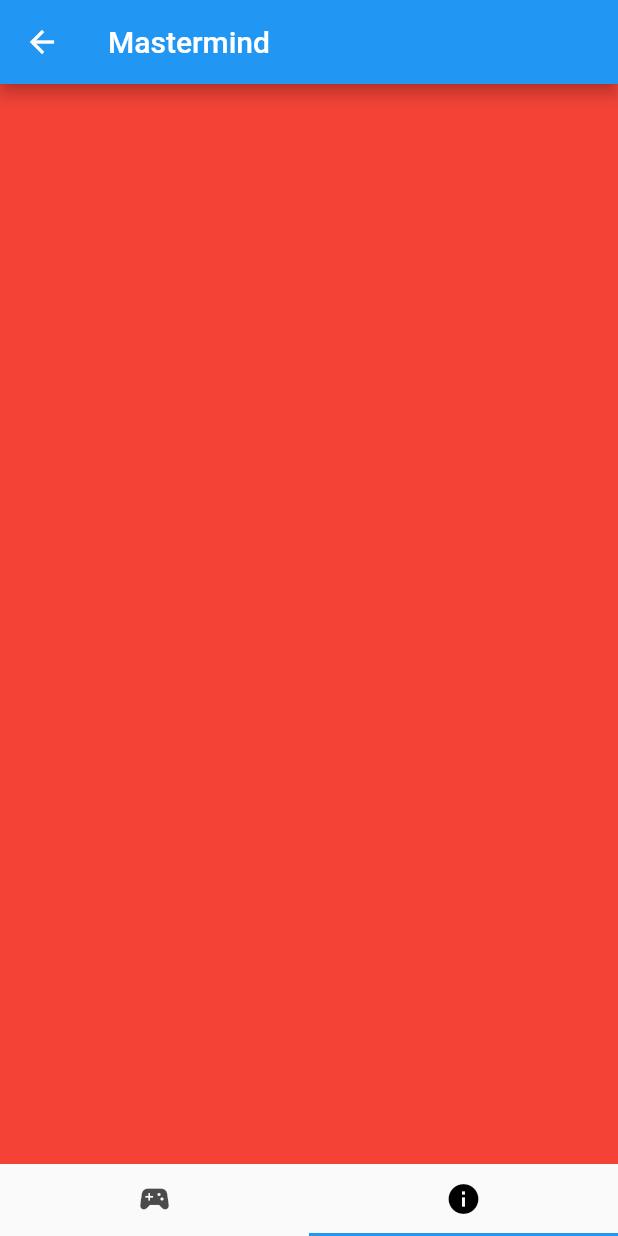
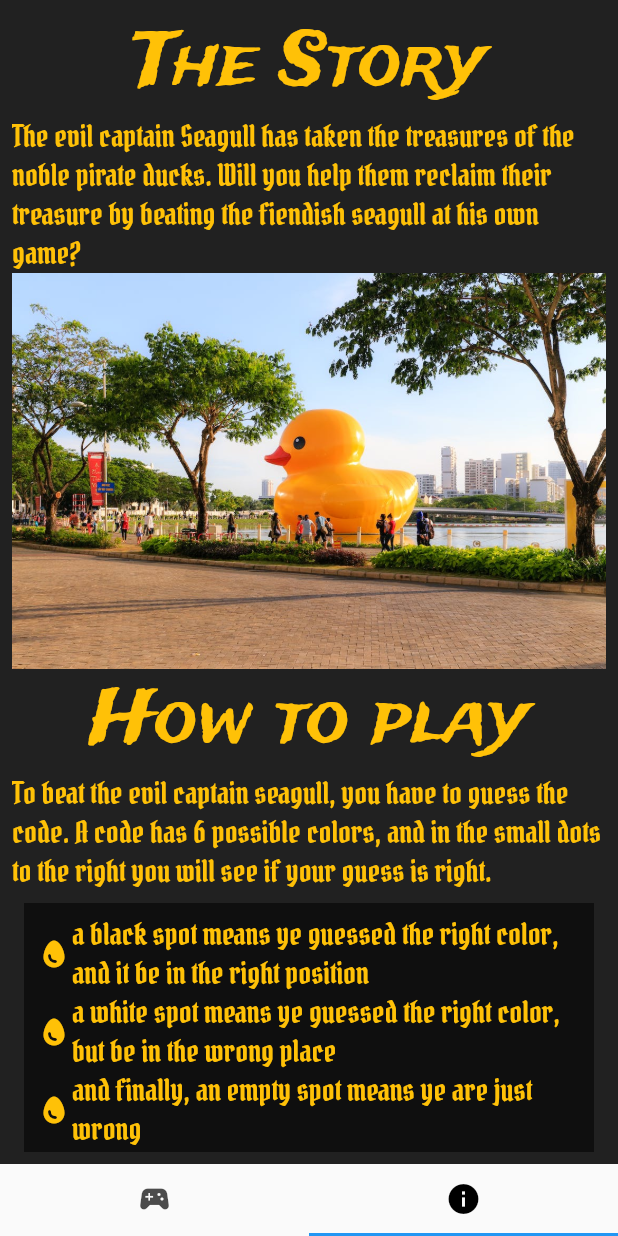
Before and after one commit to galileo-academy-wmiw/mastermind_leaf, a Flutter app: the AppTree screen opened directly, tab 2 chosen, on a phone screen of 412 x 824 dp. Run offline on Flutter 3.47's test engine with Material 2 defaults, Android fonts, the phone set to English and light mode, and no system bars; our stand-ins replace audioplayers.

Commit message:
made a info screen

```diff
--- a/lib/main.dart
+++ b/lib/main.dart
@@ -1,5 +1,3 @@
-import 'dart:async';
-
 import 'package:flutter/material.dart';
 import 'package:audioplayers/audioplayers.dart';
 
@@ -13,7 +11,7 @@ void main() {
   audioPlayer.setSource(AssetSource('audio/bleep.wav'));
 }
 
-AudioPlayer audioPlayer = new AudioPlayer();
+AudioPlayer audioPlayer = AudioPlayer();
 
 class AppRoot extends StatelessWidget {
   const AppRoot({Key? key}) : super(key: key);
@@ -33,7 +31,7 @@ class AppTree extends StatelessWidget {
 
   @override
   Widget build(BuildContext context) {
-    return DefaultTabController(
+    return const DefaultTabController(
       length: 2,
       child: Scaffold(
         body: Center(child: TabBarView(
@@ -42,7 +40,6 @@ class AppTree extends StatelessWidget {
             InfoScreen(),
           ],
         )),
-        appBar: AppBar(title:Text("Mastermind")),
         bottomNavigationBar: TabBar(
           labelColor: Colors.black,
           tabs: [
--- a/lib/screens/game-screen.dart
+++ b/lib/screens/game-screen.dart
@@ -2,6 +2,7 @@ import 'package:flutter/material.dart';
 
 import '../classes/score-pin.dart';
 import '../classes/code-pin.dart';
+import 'package:mastermind_leaf/screens/score-screen.dart';
 
 class GameScreen extends StatelessWidget {
   const GameScreen({Key? key}) : super(key: key);
@@ -42,7 +43,12 @@ class GameScreen extends StatelessWidget {
               ),
             )
           ],
-        )
+        ),
+        ElevatedButton(
+            onPressed: () {Navigator.push(context, MaterialPageRoute(builder: (context) => ScoreScreen()));
+            },
+            child: Text('to score screen')
+        ),
       ],
     );
   }
--- a/lib/screens/info-screen.dart
+++ b/lib/screens/info-screen.dart
@@ -1,4 +1,6 @@
 import 'package:flutter/material.dart';
+
+import 'package:mastermind_leaf/styles/styles.dart';
 
 class InfoScreen extends StatelessWidget {
   const InfoScreen({Key? key}) : super(key: key);
@@ -6,7 +8,79 @@ class InfoScreen extends StatelessWidget {
   @override
   Widget build(BuildContext context) {
     return Container(
-      color: Colors.red,
+      color: Colors.black87,
+      child: Center(
+        child: Padding(
+          padding: const EdgeInsets.all(8.0),
+          child: ListView(
+            children: [
+              Center(
+                  child: Text(
+                'The Story',
+                style: titleStyle,
+              )),
+              Text(
+                  'The evil captain Seagull has taken the treasures of the noble pirate ducks. Will you help them reclaim their treasure by beating the fiendish seagull at his own game?',
+                  style: paragraphStyle),
+              Image(
+                image: AssetImage('assets/images/rubber-duck.jpeg'),
+              ),
+              Center(
+                  child: Text(
+                'How to play',
+                style: titleStyle,
+              )),
+              Text(
+                "To beat the evil captain seagull, you have to guess the code. A code has 6 possible colors, and in the small dots to the right you will see if your guess is right.",
+                style: paragraphStyle,
+              ),
+              Container(
+                margin: EdgeInsets.all(8.0),
+                color: Colors.black54,
+                child: Padding(
+                  padding: const EdgeInsets.all(8.0),
+                  child: Column(
+                    children: [
+                      Row(
+                        children: [
+                          Icon(Icons.egg, color: Colors.amber,),
+                          Flexible(
+                            child: Text(
+                              "a black spot means ye guessed the right color, and it be in the right position",
+                              style: paragraphStyle,
+                            ),
+                          ),
+                        ],
+                      ),
+                      Row(
+                        children: [
+                          Icon(Icons.egg, color: Colors.amber,),
+                          Flexible(
+                            child: Text(
+                                "a white spot means ye guessed the right color, but be in the wrong place",
+                                style: paragraphStyle),
+                          ),
+                        ],
+                      ),
+                      Row(
+                        children: [
+                          Icon(Icons.egg, color: Colors.amber,),
+                          Flexible(
+                            child: Text(
+                              "and finally, an empty spot means ye are just wrong",
+                              style: paragraphStyle,
+                            ),
+                          ),
+                        ],
+                      )
+                    ],
+                  ),
+                ),
+              )
+            ],
+          ),
+        ),
+      ),
     );
   }
 }
--- a/lib/screens/score-screen.dart
+++ b/lib/screens/score-screen.dart
@@ -5,8 +5,9 @@ class ScoreScreen extends StatelessWidget {
 
   @override
   Widget build(BuildContext context) {
-    return Container(
-      color: Colors.green,
+    return Scaffold(
+      appBar: null,
+      body: Container(),
     );
   }
 }
--- a/lib/screens/start-screen.dart
+++ b/lib/screens/start-screen.dart
@@ -11,9 +11,9 @@ class StartScreen extends StatelessWidget {
   @override
   Widget build(BuildContext context) {
     return Scaffold(
-      body: Center(
-        child: Container(
+      body: Container(
         color: Colors.black87,
+        child: Center(
           child: Column(
             mainAxisAlignment: MainAxisAlignment.center,
             crossAxisAlignment: CrossAxisAlignment.center,
@@ -22,11 +22,13 @@ class StartScreen extends StatelessWidget {
                 margin: EdgeInsets.all(10.0),
                  child: Text('MasterMind', style: titleStyle,)
               ),
-              Image.asset('assets/images/seagull.jpg'),
-              Container(
-                child: ElevatedButton(
+              const Image(
+                image: AssetImage('assets/images/seagull.jpg'),
+              ),
+              ElevatedButton(
+                style: startButtonStyle,
                 child: Column(
-                    children: [
+                  children: const [
                     Icon(Icons.arrow_forward),
                     Text('Start The Game')
                   ],
@@ -37,7 +39,6 @@ class StartScreen extends StatelessWidget {
                   );
                 },
               ),
-              ),
             ],
           ),
         ),
--- a/lib/styles/styles.dart
+++ b/lib/styles/styles.dart
@@ -5,3 +5,14 @@ const TextStyle titleStyle = TextStyle(
   fontFamily: 'Trade Winds',
   fontSize: 48
 );
+
+const TextStyle paragraphStyle = TextStyle(
+  color: Colors.amber,
+  fontFamily: 'Pirata One',
+  fontSize: 20
+);
+
+ButtonStyle startButtonStyle = ButtonStyle(
+  backgroundColor: MaterialStateColor.resolveWith((states) => Colors.amber),
+  foregroundColor: MaterialStateColor.resolveWith((states) => Colors.black)
+);
--- a/pubspec.yaml
+++ b/pubspec.yaml
@@ -63,6 +63,7 @@ flutter:
   assets:
     - assets/audio/bleep.wav
     - assets/images/seagull.jpg
+    - assets/images/rubber-duck.jpeg
 
   # An image asset can refer to one or more resolution-specific "variants", see
   # https://flutter.dev/assets-and-images/#resolution-aware
```
Also changed, not shown: assets/images/rubber-duck.jpeg (added). Lines whose indentation alone changed are shown as unchanged.
